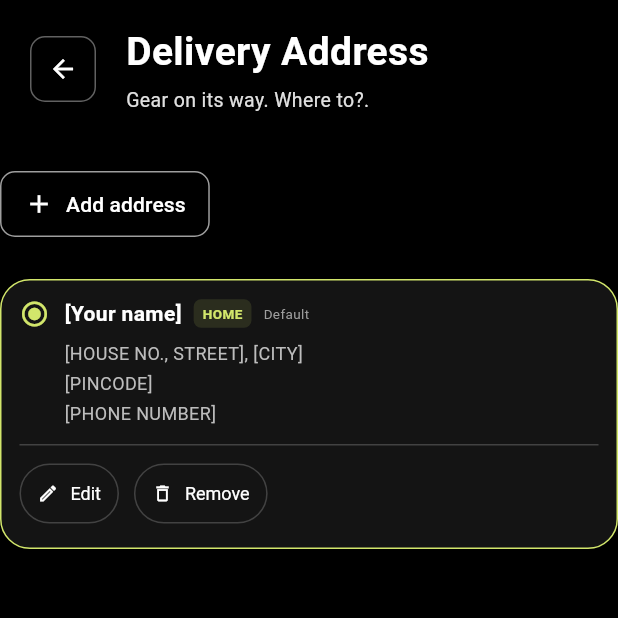
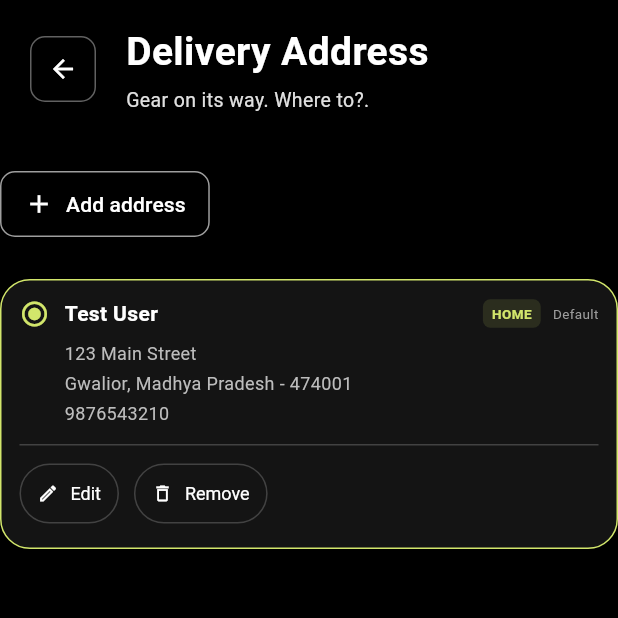
Before and after one commit to Cyanide07x/Cynx_Kage, a Flutter app: the AddressScreen screen opened directly, on a phone screen of 412 x 824 dp, the top half of it. Run offline on Flutter 3.47's test engine with Material 3 defaults, Android fonts, the phone set to English and light mode, and no system bars; our stand-ins replace cloud_firestore, firebase_auth, firebase_core, flutter_svg, image_picker, shared_preferences; accounts and stored records are empty; generated files the repository leaves out were written again.

Commit message:
added database to the address, I mean just opp.

```diff
--- a/lib/screens/address/address_card.dart
+++ b/lib/screens/address/address_card.dart
@@ -1,17 +1,35 @@
 
 import 'package:flutter/material.dart';
+import 'saved_address.dart'; // Change this to your actual model file path.
 
 class AddressCard extends StatelessWidget {
-  const AddressCard({super.key});
+  final SavedAddress address;
+  final bool isDefault;
+  final bool isSelected;
+  final VoidCallback onSelect;
+  final VoidCallback onEdit;
+  final VoidCallback onRemove;
+
+  const AddressCard({
+    super.key,
+    required this.address,
+    this.isDefault = false,
+    this.isSelected = false,
+    required this.onSelect,
+    required this.onEdit,
+    required this.onRemove,
+  });
 
   @override
   Widget build(BuildContext context) {
+    const lime = Color(0xFFD2E66B);
+
     return Container(
       padding: const EdgeInsets.all(12),
       decoration: BoxDecoration(
         color: const Color(0xFF141414),
         border: Border.all(
-          color: const Color(0xFFD2E66B),
+          color: isSelected ? lime : Colors.grey.shade800,
           width: 1,
         ),
         borderRadius: BorderRadius.circular(20),
@@ -19,49 +37,51 @@ class AddressCard extends StatelessWidget {
       child: Column(
         crossAxisAlignment: CrossAxisAlignment.start,
         children: [
-          // 1. Top row
+          // Name, address type, and default label
           Row(
             children: [
-              const Icon(
-                Icons.radio_button_checked,
-                color: Color(0xFFD2E66B),
+              GestureDetector(
+                onTap: onSelect,
+                child: Icon(
+                  isSelected
+                      ? Icons.radio_button_checked
+                      : Icons.radio_button_unchecked,
+                  color: isSelected ? lime : Colors.grey,
                   size: 20,
                 ),
+              ),
               const SizedBox(width: 10),
-
-              const Text(
-                '[Your name]',
-                style: TextStyle(
+              Expanded(
+                child: Text(
+                  address.name,
+                  overflow: TextOverflow.ellipsis,
+                  style: const TextStyle(
                     color: Colors.white,
                     fontSize: 14,
                     fontWeight: FontWeight.bold,
                   ),
                 ),
-
-              const SizedBox(width: 8),
-
+              ),
               Container(
                 padding: const EdgeInsets.symmetric(
                   horizontal: 6,
                   vertical: 3,
                 ),
                 decoration: BoxDecoration(
-                  color: const Color(0xFFD2E66B)
-                      .withValues(alpha: 0.12),
+                  color: lime.withValues(alpha: 0.12),
                   borderRadius: BorderRadius.circular(5),
                 ),
                 child: const Text(
                   'HOME',
                   style: TextStyle(
-                    color: Color(0xFFD2E66B),
+                    color: lime,
                     fontSize: 9,
                     fontWeight: FontWeight.bold,
                   ),
                 ),
               ),
-
+              if (isDefault) ...[
                 const SizedBox(width: 8),
-
                 const Text(
                   'Default',
                   style: TextStyle(
@@ -70,36 +90,35 @@ class AddressCard extends StatelessWidget {
                   ),
                 ),
               ],
+            ],
           ),
 
           const SizedBox(height: 8),
 
-          // 2. Address details
+          // Address details
           Padding(
             padding: const EdgeInsets.only(left: 30),
             child: Column(
               crossAxisAlignment: CrossAxisAlignment.start,
               children: [
                 Text(
-                  '[HOUSE NO., STREET], [CITY]',
+                  address.address,
                   style: TextStyle(
                     color: Colors.grey.shade400,
                     fontSize: 12,
                   ),
                 ),
                 const SizedBox(height: 3),
-
                 Text(
-                  '[PINCODE]',
+                  '${address.city}, ${address.state} - ${address.pin}',
                   style: TextStyle(
                     color: Colors.grey.shade400,
                     fontSize: 12,
                   ),
                 ),
                 const SizedBox(height: 3),
-
                 Text(
-                  '[PHONE NUMBER]',
+                  address.phone,
                   style: TextStyle(
                     color: Colors.grey.shade400,
                     fontSize: 12,
@@ -111,60 +130,40 @@ class AddressCard extends StatelessWidget {
 
           const SizedBox(height: 12),
 
-          // 3. Divider
-          Divider(
-            color: Colors.grey.shade800,
-            height: 1,
-          ),
+          Divider(color: Colors.grey.shade800, height: 1),
 
           const SizedBox(height: 8),
 
-          // 4. Action buttons
+          // Edit and Remove actions
           Row(
             children: [
               OutlinedButton.icon(
-                onPressed: () {},
-                icon: const Icon(
-                  Icons.edit_outlined,
-                  size: 14,
-                ),
+                onPressed: onEdit,
+                icon: const Icon(Icons.edit_outlined, size: 14),
                 label: const Text('Edit'),
                 style: OutlinedButton.styleFrom(
                   foregroundColor: Colors.white,
-                  side: BorderSide(
-                    color: Colors.grey.shade800,
-                  ),
+                  side: BorderSide(color: Colors.grey.shade800),
                   padding: const EdgeInsets.symmetric(
                     horizontal: 12,
                     vertical: 8,
                   ),
-                  textStyle: const TextStyle(
-                    fontSize: 12,
+                  textStyle: const TextStyle(fontSize: 12),
                 ),
               ),
-              ),
-
               const SizedBox(width: 10),
-
               OutlinedButton.icon(
-                onPressed: () {},
-                icon: const Icon(
-                  Icons.delete_outline,
-                  size: 14,
-                ),
+                onPressed: onRemove,
+                icon: const Icon(Icons.delete_outline, size: 14),
                 label: const Text('Remove'),
                 style: OutlinedButton.styleFrom(
                   foregroundColor: Colors.white,
-                  side: BorderSide(
-                    color: Colors.grey.shade800,
-                  ),
+                  side: BorderSide(color: Colors.grey.shade800),
                   padding: const EdgeInsets.symmetric(
                     horizontal: 12,
                     vertical: 8,
                   ),
-                  textStyle: const TextStyle(
-                    fontSize: 12,
-                  ),
+                  textStyle: const TextStyle(fontSize: 12),
                 ),
               ),
             ],
--- a/lib/screens/address/address_screen.dart
+++ b/lib/screens/address/address_screen.dart
@@ -1,6 +1,7 @@
 import 'package:cynx_cage/screens/address/address_card.dart';
 import 'package:flutter/material.dart';
 import 'add_Address.dart';
+import 'saved_address.dart';
 
 class AddressScreen extends StatefulWidget{
   const AddressScreen({super.key});
@@ -103,7 +104,21 @@ extends State<AddressScreen> {
 
 const SizedBox(height: 26),
 
-const AddressCard()
+AddressCard(
+  address: const SavedAddress(
+    name: 'Test User',
+    phone: '9876543210',
+    address: '123 Main Street',
+    city: 'Gwalior',
+    state: 'Madhya Pradesh',
+    pin: '474001',
+  ),
+  isDefault: true,
+  isSelected: true,
+  onSelect: () {},
+  onEdit: () {},
+  onRemove: () {},
+),
         ],
 
       )
```
Also changed, not shown: lib/screens/address/add_address.dart (+57 -20 lines). Lines whose indentation alone changed are shown as unchanged.
